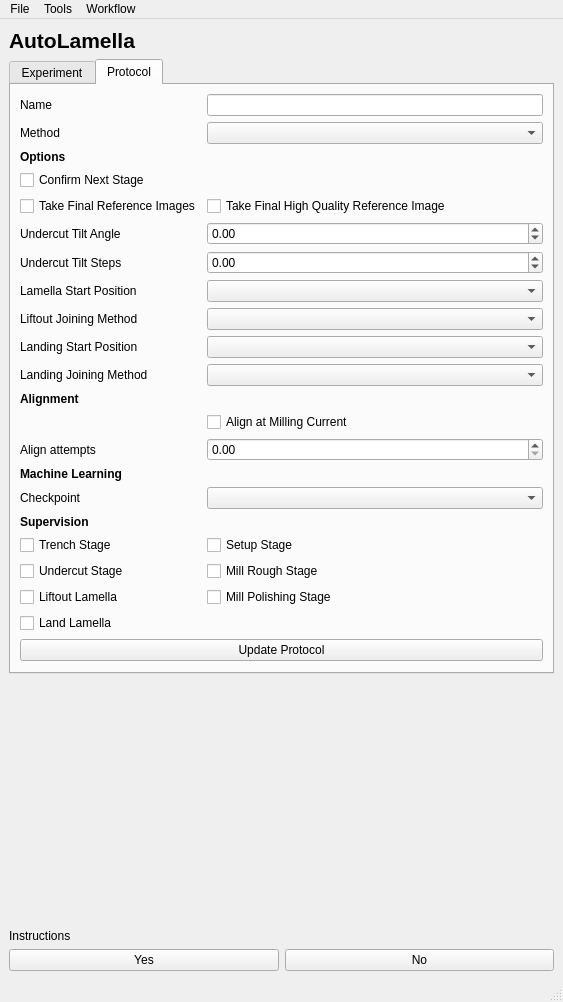
DeMarcoLab/autolamella, file autolamella/ui/qt/AutoLamellaUI.ui: the form before one commit.
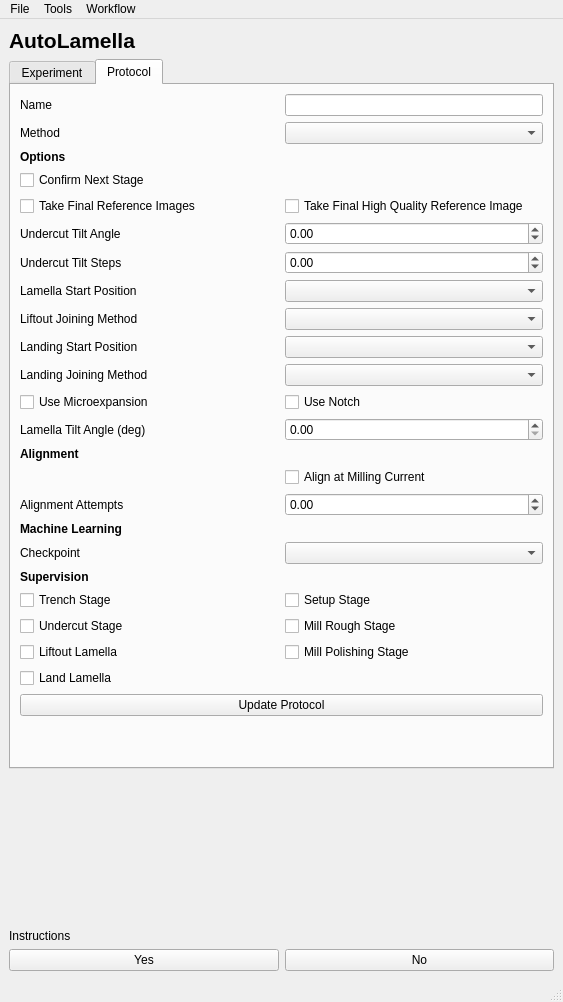
The form after the commit.

Commit message: new protocol, both stress relief features

```diff
--- a/autolamella/ui/qt/AutoLamellaUI.ui
+++ b/autolamella/ui/qt/AutoLamellaUI.ui
@@ -669,76 +669,60 @@
        <attribute name="title">
         <string>Protocol</string>
        </attribute>
-       <layout class="QFormLayout" name="formLayout_2">
-        <item row="0" column="0">
-         <widget class="QLabel" name="label_protocol_name_2">
+       <layout class="QGridLayout" name="gridLayout_2">
+        <item row="7" column="0">
+         <widget class="QLabel" name="label_options_lamella_start_position">
           <property name="text">
-           <string>Name</string>
+           <string>Lamella Start Position</string>
           </property>
          </widget>
         </item>
-        <item row="0" column="1">
-         <widget class="QLineEdit" name="lineEdit_name">
-          <property name="sizePolicy">
-           <sizepolicy hsizetype="Preferred" vsizetype="Fixed">
-            <horstretch>0</horstretch>
-            <verstretch>0</verstretch>
-           </sizepolicy>
+        <item row="21" column="0">
+         <widget class="QCheckBox" name="checkBox_supervise_liftout">
+          <property name="enabled">
+           <bool>true</bool>
           </property>
-         </widget>
-        </item>
-        <item row="1" column="0">
-         <widget class="QLabel" name="label_protocol_method">
           <property name="text">
-           <string>Method</string>
+           <string>Liftout Lamella</string>
           </property>
          </widget>
         </item>
-        <item row="1" column="1">
-         <widget class="QComboBox" name="comboBox_method"/>
-        </item>
-        <item row="4" column="0" colspan="2">
-         <widget class="QLabel" name="label_options_header">
-          <property name="font">
-           <font>
-            <weight>75</weight>
-            <bold>true</bold>
-           </font>
-          </property>
-          <property name="text">
-           <string>Options</string>
-          </property>
-         </widget>
-        </item>
-        <item row="5" column="0">
-         <widget class="QCheckBox" name="checkBox_options_confirm_next_stage">
-          <property name="text">
-           <string>Confirm Next Stage</string>
-          </property>
-         </widget>
-        </item>
-        <item row="6" column="0">
+        <item row="4" column="0">
          <widget class="QCheckBox" name="checkBox_take_final_reference_images">
           <property name="text">
            <string>Take Final Reference Images</string>
           </property>
          </widget>
         </item>
-        <item row="6" column="1">
-         <widget class="QCheckBox" name="checkBox_take_final_high_quality_reference">
+        <item row="10" column="0">
+         <widget class="QLabel" name="label_options_landing_joining_method">
           <property name="text">
-           <string>Take Final High Quality Reference Image</string>
+           <string>Landing Joining Method</string>
           </property>
          </widget>
         </item>
-        <item row="7" column="0">
+        <item row="19" column="0">
+         <widget class="QCheckBox" name="checkBox_trench">
+          <property name="text">
+           <string>Trench Stage</string>
+          </property>
+         </widget>
+        </item>
+        <item row="8" column="0">
+         <widget class="QLabel" name="label_options_liftout_joining_method">
+          <property name="text">
+           <string>Liftout Joining Method</string>
+          </property>
+         </widget>
+        </item>
+        <item row="5" column="0">
          <widget class="QLabel" name="label_protocol_undercut_tilt_angle">
           <property name="text">
            <string>Undercut Tilt Angle</string>
           </property>
          </widget>
         </item>
-        <item row="7" column="1">
+        <item row="5" column="1">
          <widget class="QDoubleSpinBox" name="doubleSpinBox_undercut_tilt">
           <property name="minimum">
            <double>-180.000000000000000</double>
@@ -748,173 +732,229 @@
           </property>
          </widget>
         </item>
-        <item row="8" column="0">
+        <item row="24" column="0" colspan="2">
+         <spacer name="verticalSpacer_2">
+          <property name="orientation">
+           <enum>Qt::Vertical</enum>
+          </property>
+          <property name="sizeHint" stdset="0">
+           <size>
+            <width>20</width>
+            <height>40</height>
+           </size>
+          </property>
+         </spacer>
+        </item>
+        <item row="10" column="1">
+         <widget class="QComboBox" name="comboBox_options_landing_joining_method"/>
+        </item>
+        <item row="21" column="1">
+         <widget class="QCheckBox" name="checkBox_supervise_mill_polishing">
+          <property name="text">
+           <string>Mill Polishing Stage</string>
+          </property>
+         </widget>
+        </item>
+        <item row="6" column="0">
          <widget class="QLabel" name="label_protocol_undercut_tilt_step">
           <property name="text">
            <string>Undercut Tilt Steps</string>
           </property>
          </widget>
         </item>
-        <item row="8" column="1">
-         <widget class="QDoubleSpinBox" name="doubleSpinBox_undercut_step">
-          <property name="minimum">
-           <double>-180.000000000000000</double>
-          </property>
-          <property name="maximum">
-           <double>180.000000000000000</double>
-          </property>
-         </widget>
-        </item>
-        <item row="13" column="0">
-         <widget class="QLabel" name="label_options_lamella_start_position">
-          <property name="text">
-           <string>Lamella Start Position</string>
-          </property>
-         </widget>
-        </item>
-        <item row="13" column="1">
-         <widget class="QComboBox" name="comboBox_options_lamella_start_position"/>
-        </item>
         <item row="15" column="0">
-         <widget class="QLabel" name="label_options_liftout_joining_method">
+         <widget class="QLabel" name="beamShiftAttemptsLabel">
           <property name="text">
-           <string>Liftout Joining Method</string>
+           <string>Alignment Attempts</string>
           </property>
          </widget>
         </item>
-        <item row="15" column="1">
-         <widget class="QComboBox" name="comboBox_options_liftout_joining_method"/>
-        </item>
-        <item row="17" column="0">
+        <item row="9" column="0">
          <widget class="QLabel" name="label_options_landing_start_position">
           <property name="text">
            <string>Landing Start Position</string>
           </property>
          </widget>
         </item>
-        <item row="17" column="1">
-         <widget class="QComboBox" name="comboBox_options_landing_start_position"/>
-        </item>
-        <item row="18" column="0">
-         <widget class="QLabel" name="label_options_landing_joining_method">
+        <item row="20" column="0">
+         <widget class="QCheckBox" name="checkBox_undercut">
           <property name="text">
-           <string>Landing Joining Method</string>
+           <string>Undercut Stage</string>
           </property>
          </widget>
         </item>
-        <item row="18" column="1">
-         <widget class="QComboBox" name="comboBox_options_landing_joining_method"/>
+        <item row="0" column="1">
+         <widget class="QLineEdit" name="lineEdit_name">
+          <property name="sizePolicy">
+           <sizepolicy hsizetype="Preferred" vsizetype="Fixed">
+            <horstretch>0</horstretch>
+            <verstretch>0</verstretch>
+           </sizepolicy>
+          </property>
+         </widget>
         </item>
         <item row="23" column="0" colspan="2">
-         <widget class="QLabel" name="label_alignment_header">
-          <property name="font">
-           <font>
-            <weight>75</weight>
-            <bold>true</bold>
-            <underline>false</underline>
-           </font>
-          </property>
+         <widget class="QPushButton" name="pushButton_update_protocol">
           <property name="text">
-           <string>Alignment</string>
+           <string>Update Protocol</string>
           </property>
          </widget>
         </item>
-        <item row="26" column="1">
-         <widget class="QCheckBox" name="checkBox_align_at_milling_current">
-          <property name="text">
-           <string>Align at Milling Current</string>
-          </property>
-         </widget>
-        </item>
-        <item row="27" column="0">
-         <widget class="QLabel" name="beamShiftAttemptsLabel">
-          <property name="text">
-           <string>Align attempts</string>
-          </property>
-         </widget>
-        </item>
-        <item row="27" column="1">
-         <widget class="QDoubleSpinBox" name="beamshift_attempts"/>
-        </item>
-        <item row="29" column="0" colspan="2">
-         <widget class="QLabel" name="label_ml_header">
-          <property name="font">
-           <font>
-            <weight>75</weight>
-            <bold>true</bold>
-           </font>
-          </property>
-          <property name="text">
-           <string>Machine Learning</string>
-          </property>
-         </widget>
-        </item>
-        <item row="30" column="0">
-         <widget class="QLabel" name="label_ml_checkpoint">
-          <property name="text">
-           <string>Checkpoint</string>
-          </property>
-         </widget>
-        </item>
-        <item row="31" column="0" colspan="2">
-         <widget class="QLabel" name="label_supervise_header">
-          <property name="font">
-           <font>
-            <weight>75</weight>
-            <bold>true</bold>
-           </font>
-          </property>
-          <property name="text">
-           <string>Supervision</string>
-          </property>
-         </widget>
-        </item>
-        <item row="32" column="0">
-         <widget class="QCheckBox" name="checkBox_trench">
-          <property name="text">
-           <string>Trench Stage</string>
-          </property>
-         </widget>
-        </item>
-        <item row="32" column="1">
+        <item row="19" column="1">
          <widget class="QCheckBox" name="checkBox_setup">
           <property name="text">
            <string>Setup Stage</string>
           </property>
          </widget>
         </item>
-        <item row="33" column="0">
-         <widget class="QCheckBox" name="checkBox_undercut">
+        <item row="16" column="0">
+         <widget class="QLabel" name="label_ml_header">
+          <property name="font">
+           <font>
+            <weight>75</weight>
+            <bold>true</bold>
+           </font>
+          </property>
           <property name="text">
-           <string>Undercut Stage</string>
+           <string>Machine Learning</string>
           </property>
          </widget>
         </item>
-        <item row="33" column="1">
+        <item row="20" column="1">
          <widget class="QCheckBox" name="checkBox_supervise_mill_rough">
           <property name="text">
            <string>Mill Rough Stage</string>
           </property>
          </widget>
         </item>
-        <item row="34" column="0">
-         <widget class="QCheckBox" name="checkBox_supervise_liftout">
-          <property name="enabled">
-           <bool>true</bool>
+        <item row="18" column="0">
+         <widget class="QLabel" name="label_supervise_header">
+          <property name="font">
+           <font>
+            <weight>75</weight>
+            <bold>true</bold>
+           </font>
           </property>
           <property name="text">
-           <string>Liftout Lamella</string>
+           <string>Supervision</string>
           </property>
          </widget>
         </item>
-        <item row="34" column="1">
-         <widget class="QCheckBox" name="checkBox_supervise_mill_polishing">
+        <item row="6" column="1">
+         <widget class="QDoubleSpinBox" name="doubleSpinBox_undercut_step">
+          <property name="minimum">
+           <double>-180.000000000000000</double>
+          </property>
+          <property name="maximum">
+           <double>180.000000000000000</double>
+          </property>
+         </widget>
+        </item>
+        <item row="9" column="1">
+         <widget class="QComboBox" name="comboBox_options_landing_start_position"/>
+        </item>
+        <item row="0" column="0">
+         <widget class="QLabel" name="label_protocol_name_2">
           <property name="text">
-           <string>Mill Polishing Stage</string>
+           <string>Name</string>
           </property>
          </widget>
         </item>
-        <item row="35" column="0">
+        <item row="15" column="1">
+         <widget class="QDoubleSpinBox" name="beamshift_attempts">
+          <property name="minimum">
+           <double>-180.000000000000000</double>
+          </property>
+          <property name="maximum">
+           <double>180.000000000000000</double>
+          </property>
+         </widget>
+        </item>
+        <item row="12" column="1">
+         <widget class="QDoubleSpinBox" name="doubleSpinBox_lamella_tilt_angle"/>
+        </item>
+        <item row="7" column="1">
+         <widget class="QComboBox" name="comboBox_options_lamella_start_position"/>
+        </item>
+        <item row="4" column="1">
+         <widget class="QCheckBox" name="checkBox_take_final_high_quality_reference">
+          <property name="text">
+           <string>Take Final High Quality Reference Image</string>
+          </property>
+         </widget>
+        </item>
+        <item row="14" column="1">
+         <widget class="QCheckBox" name="checkBox_align_at_milling_current">
+          <property name="text">
+           <string>Align at Milling Current</string>
+          </property>
+         </widget>
+        </item>
+        <item row="17" column="0">
+         <widget class="QLabel" name="label_ml_checkpoint">
+          <property name="text">
+           <string>Checkpoint</string>
+          </property>
+         </widget>
+        </item>
+        <item row="12" column="0">
+         <widget class="QLabel" name="label_lamella_tilt_angle">
+          <property name="text">
+           <string>Lamella Tilt Angle (deg)</string>
+          </property>
+         </widget>
+        </item>
+        <item row="1" column="0">
+         <widget class="QLabel" name="label_protocol_method">
+          <property name="text">
+           <string>Method</string>
+          </property>
+         </widget>
+        </item>
+        <item row="13" column="0" colspan="2">
+         <widget class="QLabel" name="label_alignment_header">
+          <property name="font">
+           <font>
+            <weight>75</weight>
+            <bold>true</bold>
+            <underline>false</underline>
+           </font>
+          </property>
+          <property name="text">
+           <string>Alignment</string>
+          </property>
+         </widget>
+        </item>
+        <item row="17" column="1">
+         <widget class="QComboBox" name="comboBox_ml_checkpoint"/>
+        </item>
+        <item row="8" column="1">
+         <widget class="QComboBox" name="comboBox_options_liftout_joining_method"/>
+        </item>
+        <item row="2" column="0">
+         <widget class="QLabel" name="label_options_header">
+          <property name="font">
+           <font>
+            <weight>75</weight>
+            <bold>true</bold>
+           </font>
+          </property>
+          <property name="text">
+           <string>Options</string>
+          </property>
+         </widget>
+        </item>
+        <item row="1" column="1">
+         <widget class="QComboBox" name="comboBox_method"/>
+        </item>
+        <item row="3" column="0">
+         <widget class="QCheckBox" name="checkBox_options_confirm_next_stage">
+          <property name="text">
+           <string>Confirm Next Stage</string>
+          </property>
+         </widget>
+        </item>
+        <item row="22" column="0">
          <widget class="QCheckBox" name="checkBox_supervise_landing">
           <property name="enabled">
            <bool>true</bool>
@@ -924,15 +964,19 @@
           </property>
          </widget>
         </item>
-        <item row="38" column="0" colspan="2">
-         <widget class="QPushButton" name="pushButton_update_protocol">
+        <item row="11" column="0">
+         <widget class="QCheckBox" name="checkBox_use_microexpansion">
           <property name="text">
-           <string>Update Protocol</string>
+           <string>Use Microexpansion</string>
           </property>
          </widget>
         </item>
-        <item row="30" column="1">
-         <widget class="QComboBox" name="comboBox_ml_checkpoint"/>
+        <item row="11" column="1">
+         <widget class="QCheckBox" name="checkBox_use_notch">
+          <property name="text">
+           <string>Use Notch</string>
+          </property>
+         </widget>
         </item>
        </layout>
       </widget>
```
The commit also changes 14 other files.
